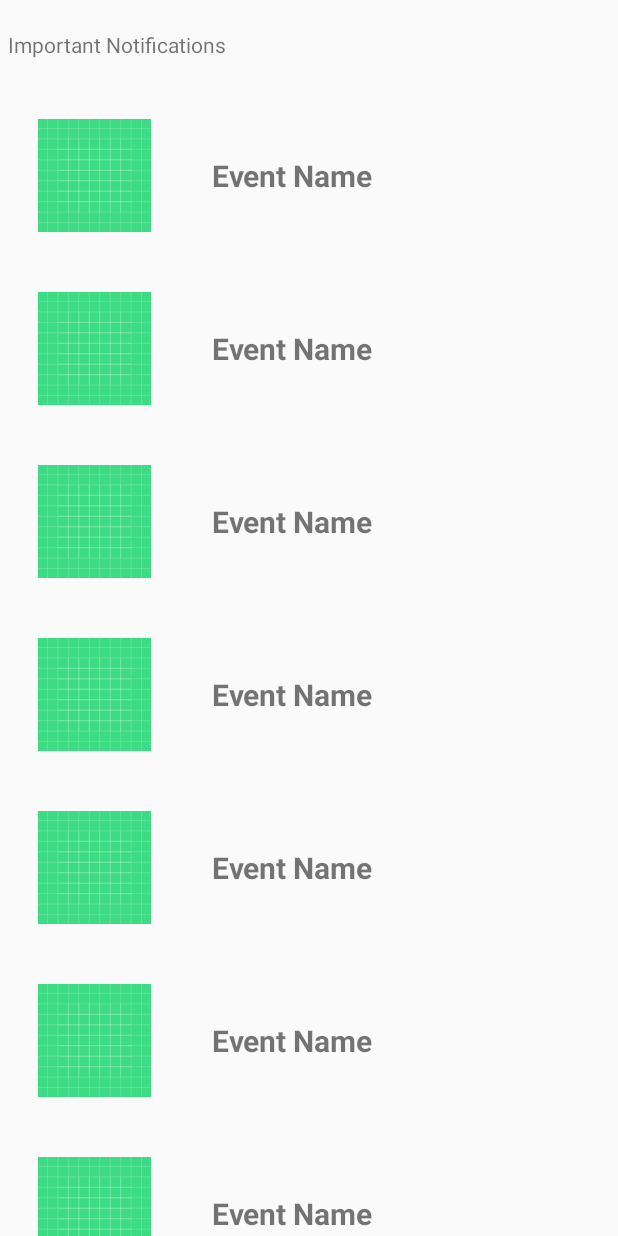
After one commit to Srin01/Uthsav, an Android app: the SelectionListActivity screen opened directly, with no data from a screen before it, on a phone screen of 412 x 824 dp. The commit adds this screen. Run offline under Robolectric (Android 15) with nearby library versions, the phone set to English and light mode, and no system bars.

Commit message:
Added selection list activity

```diff
--- a/app/build.gradle
+++ b/app/build.gradle
@@ -48,7 +48,7 @@ dependencies {
     implementation 'com.google.android.material:material:1.2.1'
     //noinspection GradleCompatible
     implementation 'com.android.support:gridlayout-v7:28.0.0'
-    compile 'com.synnapps:carouselview:0.1.5' //carousel view
+    implementation 'com.synnapps:carouselview:0.1.5' //carousel view
     implementation 'de.hdodenhof:circleimageview:3.1.0' //circular imageview
     implementation 'com.android.support:multidex:1.0.3'
 
--- a/app/src/main/AndroidManifest.xml
+++ b/app/src/main/AndroidManifest.xml
@@ -9,7 +9,8 @@
         android:roundIcon="@mipmap/ic_launcher_round"
         android:supportsRtl="true"
         android:theme="@style/AppTheme">
-        <activity android:name=".Activities.Activities.UserProfileActivity"></activity>
+        <activity android:name=".Activities.Activities.SelectionListActivity"></activity>
+        <activity android:name=".Activities.Activities.UserProfileActivity" />
         <activity android:name=".Activities.Activities.MessageActivity" />
         <activity android:name=".Activities.Activities.RegistrationActivity" />
         <activity android:name=".Activities.Activities.EventDescriptionActivity" />
--- /dev/null
+++ b/app/src/main/java/com/example/uthsav/Activities/Activities/SelectionListActivity.java
@@ -0,0 +1,37 @@
+package com.example.uthsav.Activities.Activities;
+
+import androidx.appcompat.app.AppCompatActivity;
+import androidx.recyclerview.widget.LinearLayoutManager;
+import androidx.recyclerview.widget.RecyclerView;
+
+import android.os.Bundle;
+import android.widget.TextView;
+
+import com.example.uthsav.Activities.Adapter.SelectionListAdapter;
+import com.example.uthsav.R;
+
+public class SelectionListActivity extends AppCompatActivity {
+
+    TextView selectionList;
+    RecyclerView selectionListRecyclerView;
+    SelectionListAdapter selectionListAdapter;
+
+    @Override
+    protected void onCreate(Bundle savedInstanceState)
+    {
+        super.onCreate(savedInstanceState);
+        setContentView(R.layout.activity_imp_notifications);
+
+        bindViews();
+
+        selectionListRecyclerView.setLayoutManager(new LinearLayoutManager(this));
+        selectionListAdapter = new SelectionListAdapter(this);
+        selectionListRecyclerView.setAdapter(selectionListAdapter);
+    }
+
+    private void bindViews()
+    {
+        selectionList = findViewById(R.id.selectionList_textView);
+        selectionListRecyclerView = findViewById(R.id.selectionList_recyclerView);
+    }
+}
--- a/app/src/main/java/com/example/uthsav/Activities/Adapter/EventsGridViewAdapter.java
+++ b/app/src/main/java/com/example/uthsav/Activities/Adapter/EventsGridViewAdapter.java
@@ -51,10 +51,10 @@ public class EventsGridViewAdapter extends BaseAdapter {
             view = inflater.inflate(R.layout.event_item, null);
         }
 
-        ImageView eventImage = view.findViewById(R.id.event_image);
-        TextView eventName = view.findViewById(R.id.event_name);
-        TextView eventOneLineDescription = view.findViewById(R.id.event_oneLine_description);
-        TextView eventPrice = view.findViewById(R.id.event_price);
+        ImageView eventImage = view.findViewById(R.id.event_image_gridView);
+        TextView eventName = view.findViewById(R.id.event_name_gridView);
+        TextView eventOneLineDescription = view.findViewById(R.id.event_oneLine_description_gridView);
+        TextView eventPrice = view.findViewById(R.id.event_price_gridView);
 
         Event event = eventExpert.getEventOfPosition(position);
 
--- /dev/null
+++ b/app/src/main/java/com/example/uthsav/Activities/Adapter/SelectionListAdapter.java
@@ -0,0 +1,59 @@
+package com.example.uthsav.Activities.Adapter;
+
+import android.content.Context;
+import android.view.LayoutInflater;
+import android.view.View;
+import android.view.ViewGroup;
+import android.widget.ImageView;
+import android.widget.TextView;
+
+import androidx.annotation.NonNull;
+import androidx.recyclerview.widget.RecyclerView;
+
+import com.example.uthsav.R;
+
+public class SelectionListAdapter extends RecyclerView.Adapter<SelectionListAdapter.MyViewHolder>
+{
+    private Context context;
+
+    public SelectionListAdapter(Context c)
+    {
+        context = c;
+    }
+
+    @NonNull
+    @Override
+    public MyViewHolder onCreateViewHolder(@NonNull ViewGroup parent, int viewType)
+    {
+        LayoutInflater layoutInflater = LayoutInflater.from(context);
+        View view = layoutInflater.inflate(R.layout.selection_list_item, parent, false);
+        MyViewHolder myViewHolder = new MyViewHolder(view);
+        return myViewHolder;
+    }
+
+    @Override
+    public void onBindViewHolder(@NonNull MyViewHolder holder, int position)
+    {
+        View v = holder.view;
+        ImageView eventImage = v.findViewById(R.id.selectionList_eventImage);
+        TextView eventName = v.findViewById(R.id.selectionList_eventName);
+
+        //here the data from expert is required
+    }
+
+    @Override
+    public int getItemCount() {
+        return 10;
+    }
+
+    public static class MyViewHolder extends RecyclerView.ViewHolder
+    {
+        View view;
+        public MyViewHolder(@NonNull View itemView)
+        {
+            super(itemView);
+            this.view = itemView;
+        }
+
+    }
+}
--- /dev/null
+++ b/app/src/main/res/layout/activity_imp_notifications.xml
@@ -0,0 +1,31 @@
+<?xml version="1.0" encoding="utf-8"?>
+<androidx.constraintlayout.widget.ConstraintLayout xmlns:android="http://schemas.android.com/apk/res/android"
+    xmlns:app="http://schemas.android.com/apk/res-auto"
+    xmlns:tools="http://schemas.android.com/tools"
+    android:layout_width="match_parent"
+    android:layout_height="match_parent"
+    tools:context=".Activities.Activities.SelectionListActivity">
+
+    <TextView
+        android:id="@+id/selectionList_textView"
+        android:layout_width="wrap_content"
+        android:layout_height="wrap_content"
+
+        android:layout_marginTop="20dp"
+        android:layout_marginLeft="5dp"
+        android:text="Important Notifications"
+        app:layout_constraintStart_toStartOf="parent"
+        app:layout_constraintTop_toTopOf="parent" />
+
+    <androidx.recyclerview.widget.RecyclerView
+        android:id="@+id/selectionList_recyclerView"
+        android:layout_width="match_parent"
+        android:layout_height="wrap_content"
+        android:layout_marginTop="20dp"
+        android:layout_marginLeft="5dp"
+        app:layout_constraintEnd_toEndOf="parent"
+        app:layout_constraintStart_toStartOf="parent"
+        app:layout_constraintTop_toBottomOf="@+id/selectionList_textView" />
+
+
+</androidx.constraintlayout.widget.ConstraintLayout>
--- /dev/null
+++ b/app/src/main/res/layout/selection_list_item.xml
@@ -0,0 +1,34 @@
+<?xml version="1.0" encoding="utf-8"?>
+<androidx.constraintlayout.widget.ConstraintLayout
+    xmlns:android="http://schemas.android.com/apk/res/android"
+    xmlns:app="http://schemas.android.com/apk/res-auto"
+    android:layout_width="match_parent"
+    android:layout_height="wrap_content">
+
+    <ImageView
+        android:id="@+id/selectionList_eventImage"
+        android:layout_width="75dp"
+        android:layout_height="75dp"
+        android:layout_margin="20dp"
+        android:src="@drawable/ic_launcher_background"
+
+        app:layout_constraintBottom_toBottomOf="parent"
+        app:layout_constraintStart_toStartOf="parent"
+        app:layout_constraintTop_toTopOf="parent" />
+
+    <TextView
+        android:id="@+id/selectionList_eventName"
+        android:layout_width="wrap_content"
+        android:layout_height="wrap_content"
+        android:text="Event Name"
+        android:textSize="20sp"
+        android:textStyle="bold"
+
+        app:layout_constraintBottom_toBottomOf="@+id/selectionList_eventImage"
+        app:layout_constraintEnd_toEndOf="parent"
+        app:layout_constraintStart_toEndOf="@+id/selectionList_eventImage"
+        app:layout_constraintTop_toTopOf="@+id/selectionList_eventImage"
+        app:layout_constraintHorizontal_bias="0.2"
+        />
+
+</androidx.constraintlayout.widget.ConstraintLayout>
```
